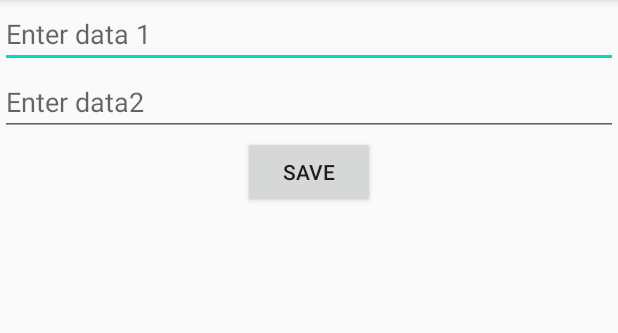
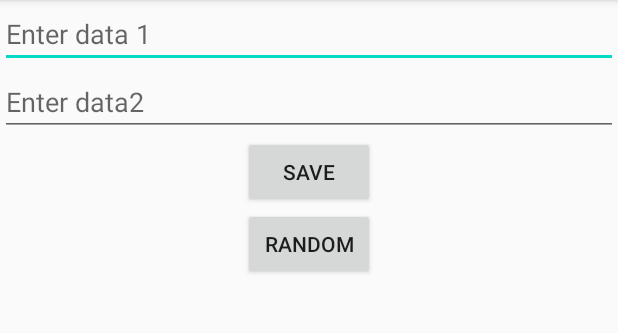
Before and after one commit to MayankKandpal/Trial-fb-kotlin, an Android app: the screen it shows after launch (MainActivity), on a phone screen of 412 x 824 dp, the part 84-417 px from its top. Run offline under Robolectric (Android 15) with nearby library versions, the phone set to English and light mode, and no system bars; our stand-ins replace Firebase (no records; nobody signed in at launch, a user with empty details on screens opened directly); libraries missing offline, so code that uses them is left out: com.xwray.groupie; 1 statement that could not run was skipped.

Commit message:
random query addded

```diff
--- a/app/src/main/res/layout/activity_main.xml
+++ b/app/src/main/res/layout/activity_main.xml
@@ -31,6 +31,12 @@
         android:layout_height="wrap_content"
         android:layout_gravity="center"
         android:text="SAVE" />
+    <Button
+        android:id="@+id/btnR"
+        android:layout_width="wrap_content"
+        android:layout_height="wrap_content"
+        android:layout_gravity="center"
+        android:text="Random" />
 
     <androidx.recyclerview.widget.RecyclerView
         android:id="@+id/rcview"
@@ -39,4 +45,6 @@
         android:layout_height="match_parent" />
 
 
+
+
 </LinearLayout>
```
Also changed, not shown: app/src/main/java/com/example/trial/MainActivity.kt (+42 -15 lines).
